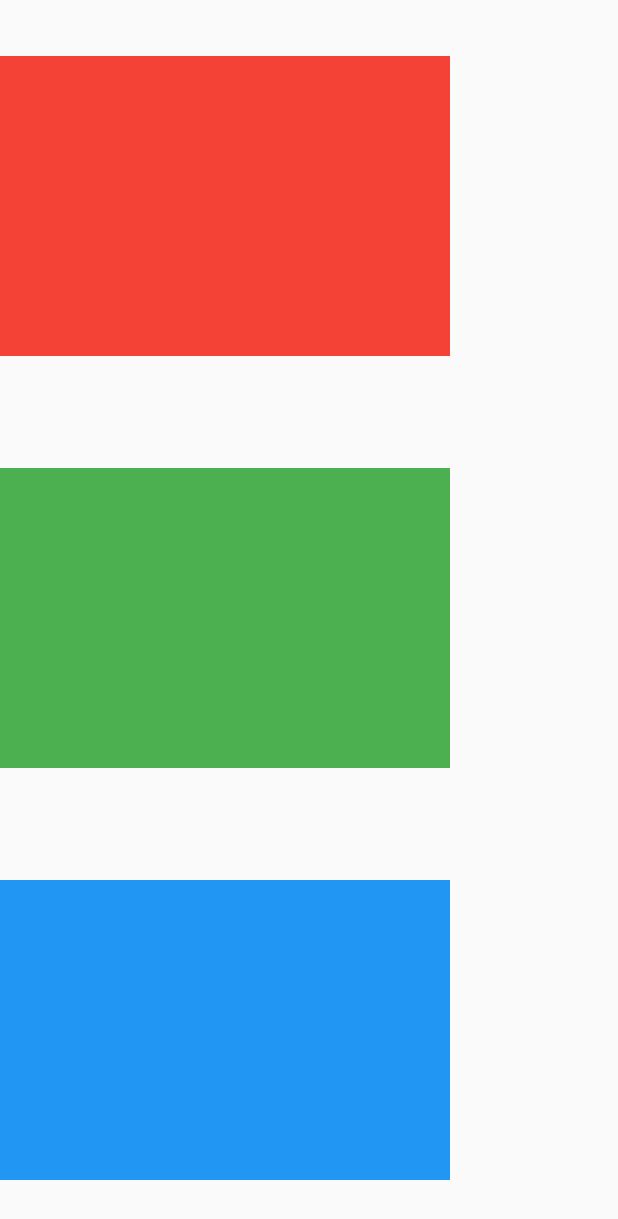
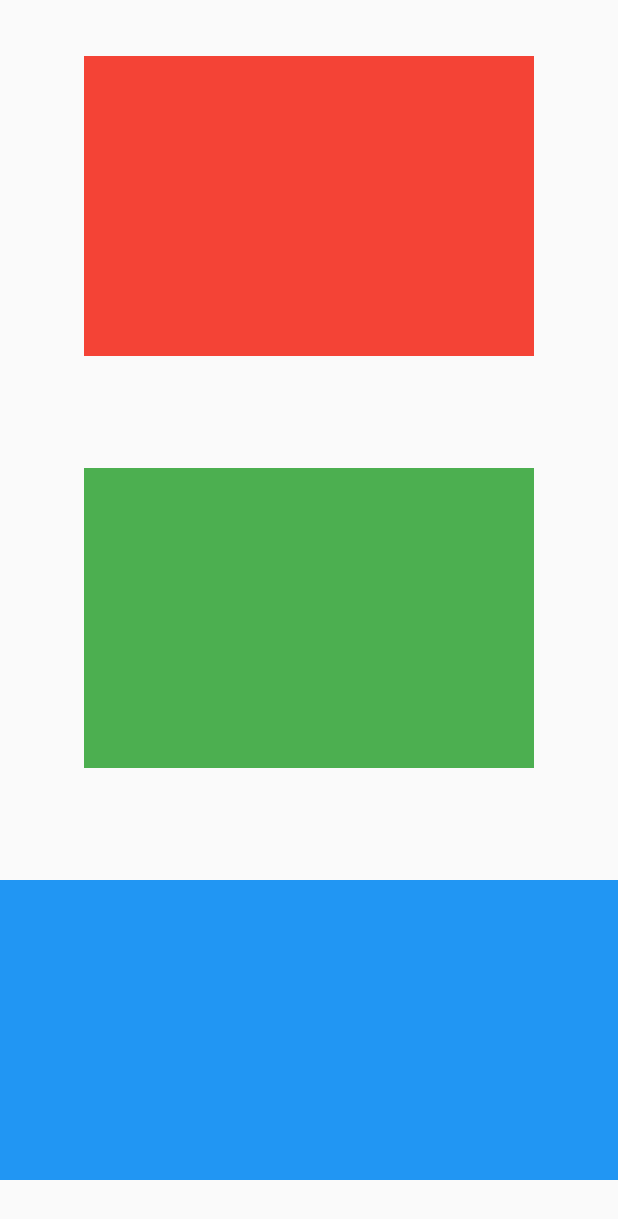
Before and after one commit to Muhanned-Anwar/avatar_course2_2, a Flutter app: the screen it shows after launch, on a phone screen of 412 x 824 dp. Shown: the top 1219 px of the screen. Run offline on Flutter 3.47's test engine with Material 2 defaults, Android fonts, the light colour scheme and no system bars.

Commit message:
mainAxisAlignment and crossAxisAlignment in column

```diff
--- a/lib/main.dart
+++ b/lib/main.dart
@@ -12,8 +12,10 @@ class MyApp extends StatelessWidget {
     return MaterialApp(
       debugShowCheckedModeBanner: false,
       home: Scaffold(
-        body: Column(
+        body: Container(
+          child: Column(
             mainAxisAlignment: MainAxisAlignment.spaceAround,
+            crossAxisAlignment: CrossAxisAlignment.center,
             children: [
               Container( // width: 0
                 color: Colors.red,
@@ -27,10 +29,11 @@ class MyApp extends StatelessWidget {
               ),
               Container( // width: 0
                 color: Colors.blue,
-              width: 300,
+                width: double.infinity,
                 height: 200,
               ),
             ],
+          ),
         )
       ),
     );
```
Lines whose indentation alone changed are shown as unchanged.
